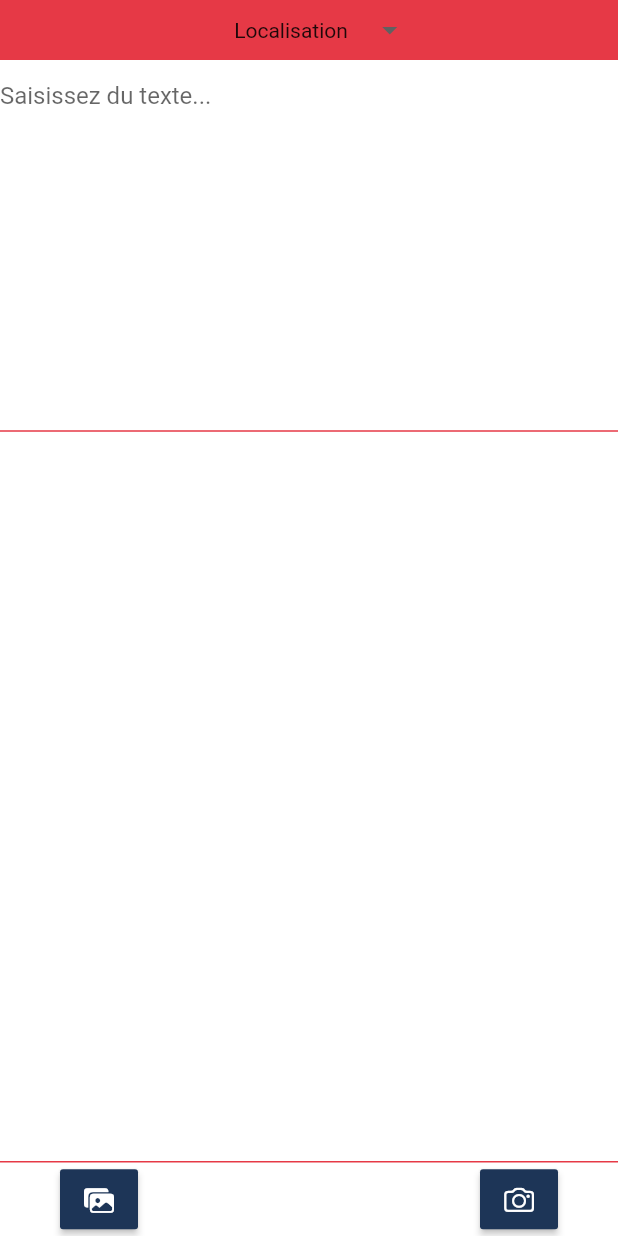
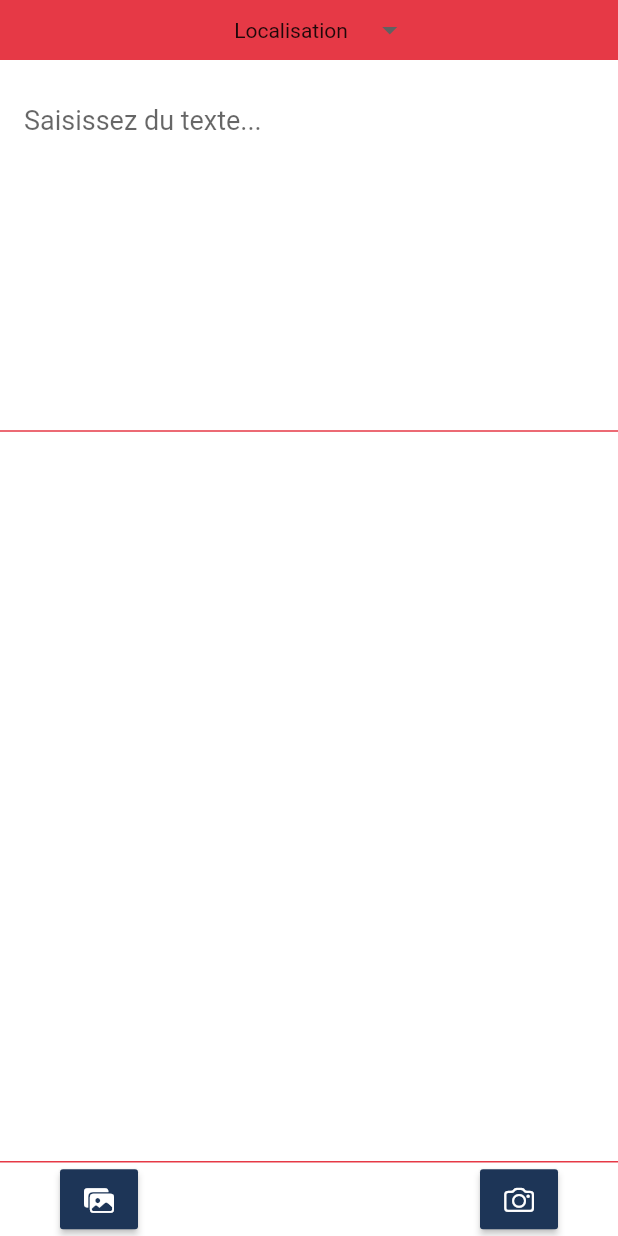
Before and after one commit to DisobeYCH/translate, a Flutter app: the screen it shows after launch, on a phone screen of 412 x 824 dp. Run offline on Flutter 3.47's test engine with Material 2 defaults, Android fonts, the phone set to English and light mode, and no system bars; drawn by our look-alikes of dropdown_button2; our stand-ins replace geolocator, image_picker, permission_handler; missing offline and left inert: country_coder, google_ml_kit.

Commit message:
Version Stable

```diff
--- a/translatev4/lib/main.dart
+++ b/translatev4/lib/main.dart
@@ -2,6 +2,7 @@
 /// @pragma('utf-8')
 import 'package:flutter/material.dart';
 import 'package:translatev4/screens/home_page.dart';
+
 
 void main() {
 
--- a/translatev4/lib/screens/home_page.dart
+++ b/translatev4/lib/screens/home_page.dart
@@ -68,7 +68,6 @@ Future<void> detectText() async {
       textController.text = textResult;
     });
   }
-
 
   Future<void> translateText() async {
     final translatedText = await translationService.translateText(
@@ -166,8 +165,11 @@ textController.text = textResult;
         children: [
           Expanded(
             child: Container(
+              padding: const EdgeInsets.all(16),
               child: TextField(
                 controller: textController,
+                style: TextStyle(fontSize: 18),
+
                 maxLines: null, // Permet un nombre de lignes dynamique
                 decoration: InputDecoration(
                   border:
@@ -187,9 +189,12 @@ textController.text = textResult;
             child: SingleChildScrollView(
               child: Container(
                 padding: const EdgeInsets.all(16),
+                child: Align(
+                  alignment: Alignment.centerLeft, // Aligner le texte à gauche
                   child: Text(
                     translatedText,
                     style: TextStyle(fontSize: 18),
+                  ),
                 ),
               ),
             ),
```
Also changed, not shown: translatev4/lib/services/location_service.dart (+16 -12 lines). Lines whose indentation alone changed are shown as unchanged.
